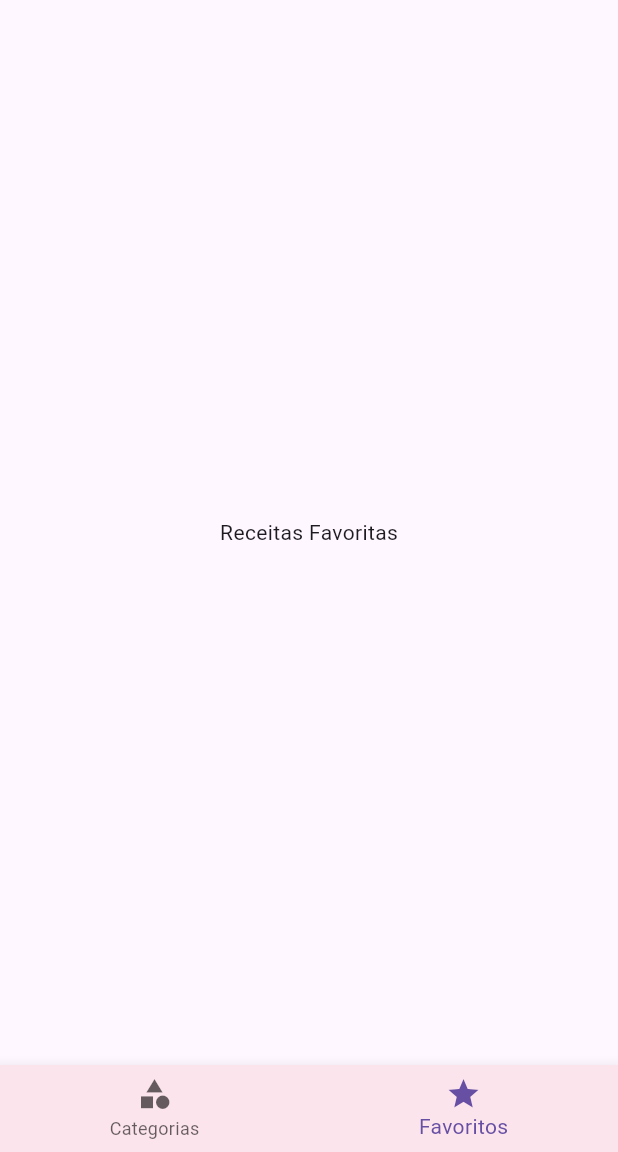
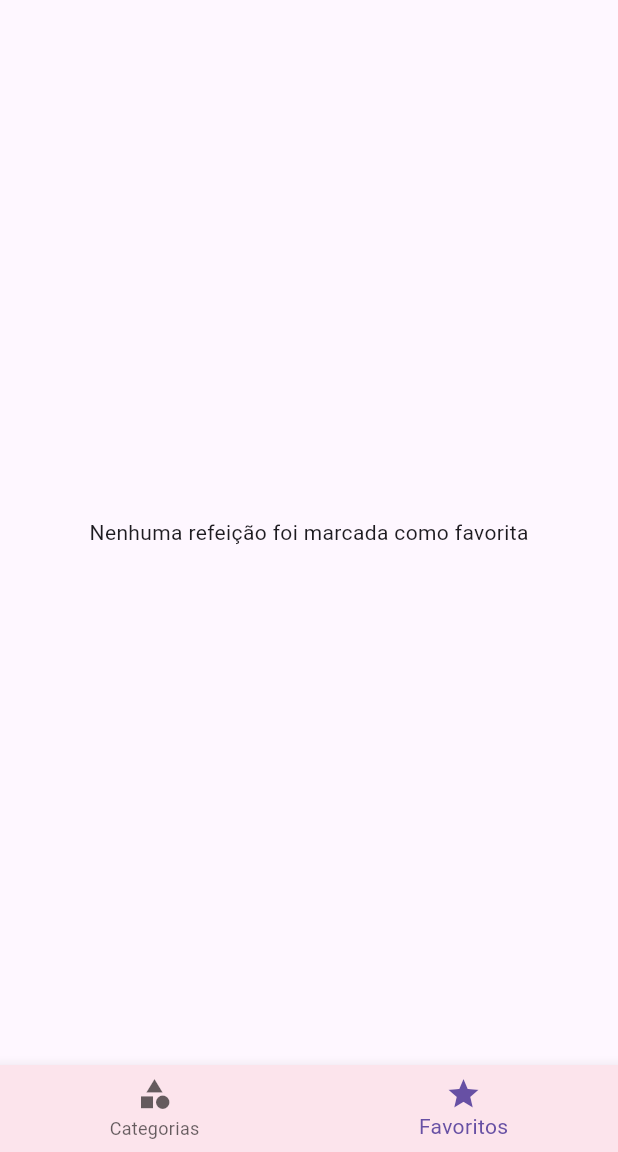
Before and after one commit to f3lipems/gourmet, a Flutter app: the screen it shows after launch, item 2 of the bottom bar chosen, on a phone screen of 412 x 824 dp, the part 84-1236 px from its top. Run offline on Flutter 3.47's test engine with Material 3 defaults, Android fonts, the light colour scheme and no system bars.

Commit message:
add favorite register

```diff
--- a/lib/main.dart
+++ b/lib/main.dart
@@ -25,6 +25,7 @@ class MyApp extends StatefulWidget {
 class _MyAppState extends State<MyApp> {
   Settings settings = Settings();
   List<Meal> _availableMeals = DUMMY_MEALS;
+  List<Meal> _favoriteMeals = [];
 
   void _filterMeals(Settings settings) {
     setState(() {
@@ -36,6 +37,12 @@ class _MyAppState extends State<MyApp> {
         final filterVegetarian = settings.isVegetarian && !meal.isVegetarian;
         return !filterGluten && !filterLactose && !filterVegan && !filterVegetarian;
       }).toList();
+    });
+  }
+
+  void _toggleFavorite(Meal meal) {
+    setState(() {
+      _favoriteMeals.contains(meal) ? _favoriteMeals.remove(meal) : _favoriteMeals.add(meal);
     });
   }
 
@@ -56,9 +63,9 @@ class _MyAppState extends State<MyApp> {
       ),
       initialRoute: '/',
       routes: {
-        AppRoutes.HOME: (ctx) => const TabsScreen(),
+        AppRoutes.HOME: (ctx) => TabsScreen(favoriteMeals: _favoriteMeals),
         AppRoutes.CATEGORIES_MEALS: (ctx) => CategoriesMealsScreen(meals: _availableMeals),
-        AppRoutes.MEAL_DETAIL: (ctx) => const MealDetailScreen(),
+        AppRoutes.MEAL_DETAIL: (ctx) => MealDetailScreen(onToggleFavorite: _toggleFavorite),
         AppRoutes.SETTINGS: (ctx) => SettingsScreen(settings: settings, onSettingsChanged: _filterMeals),
       },
       onUnknownRoute: (settings) {
--- a/lib/screens/favorite_screen.dart
+++ b/lib/screens/favorite_screen.dart
@@ -1,12 +1,26 @@
 import 'package:flutter/material.dart';
+import 'package:gourmet/components/meal_item.dart';
+
+import '../models/meal.dart';
 
 class FavoriteScreen extends StatelessWidget {
-  const FavoriteScreen({super.key});
+  const FavoriteScreen({super.key, required this.favoriteMeals});
+
+  final List<Meal> favoriteMeals;
 
   @override
   Widget build(BuildContext context) {
-    return const Center(
-      child: Text('Receitas Favoritas'),
-    );
+    if (favoriteMeals.isEmpty) {
+      return const Center(
+        child: Text('Nenhuma refeição foi marcada como favorita'),
+      );
+    } else {
+      return ListView.builder(
+        itemCount: favoriteMeals.length,
+        itemBuilder: (ctx, idx) {
+          return MealItem(meal: favoriteMeals[idx]);
+        },
+      );
+    }
   }
 }
--- a/lib/screens/meal_detail_screen.dart
+++ b/lib/screens/meal_detail_screen.dart
@@ -2,9 +2,11 @@ import 'package:flutter/material.dart';
 import '../models/meal.dart';
 
 class MealDetailScreen extends StatelessWidget {
-  const MealDetailScreen({super.key});
+  const MealDetailScreen({super.key, required this.onToggleFavorite});
 
-  _createSectionTitle(BuildContext context, String title) {
+  final Function(Meal) onToggleFavorite;
+
+  Widget _createSectionTitle(BuildContext context, String title) {
     return Container(
       margin: const EdgeInsets.fromLTRB(10, 20, 10, 10),
       child: Text(
@@ -93,7 +95,7 @@ class MealDetailScreen extends StatelessWidget {
       ),
       floatingActionButton: FloatingActionButton(
         onPressed: () {
-          Navigator.of(context).pop(meal.title);
+          onToggleFavorite(meal);
         },
         child: const Icon(Icons.star),
       ),
--- a/lib/screens/tabs_screen.dart
+++ b/lib/screens/tabs_screen.dart
@@ -3,9 +3,12 @@ import 'package:flutter/material.dart';
 import 'categories_screen.dart';
 import 'favorite_screen.dart';
 import '../components/main_drawer.dart';
+import '../models/meal.dart';
 
 class TabsScreen extends StatefulWidget {
-  const TabsScreen({super.key});
+  const TabsScreen({super.key, required this.favoriteMeals});
+
+  final List<Meal> favoriteMeals;
 
   @override
   State<TabsScreen> createState() => _TabsScreenState();
@@ -13,16 +16,16 @@ class TabsScreen extends StatefulWidget {
 
 class _TabsScreenState extends State<TabsScreen> {
   int _selectedScreenIndex = 0;
-  final List<Map<String, Object>> _screens = [
-    {
-      'title': 'Categorias',
-      'screen': const CategoriesScreen(),
-    },
-    {
-      'title': 'Favoritos',
-      'screen': const FavoriteScreen()
-    },
-  ];
+  late List<Map<String, Object>> _screens;
+
+  @override
+  void initState() {
+    super.initState();
+    _screens = [
+      {'title': 'Categorias', 'screen': const CategoriesScreen()},
+      {'title': 'Favoritos', 'screen': FavoriteScreen(favoriteMeals: widget.favoriteMeals)}
+    ];
+  }
 
   _selectScreen(int idx) {
     setState(() {
```
